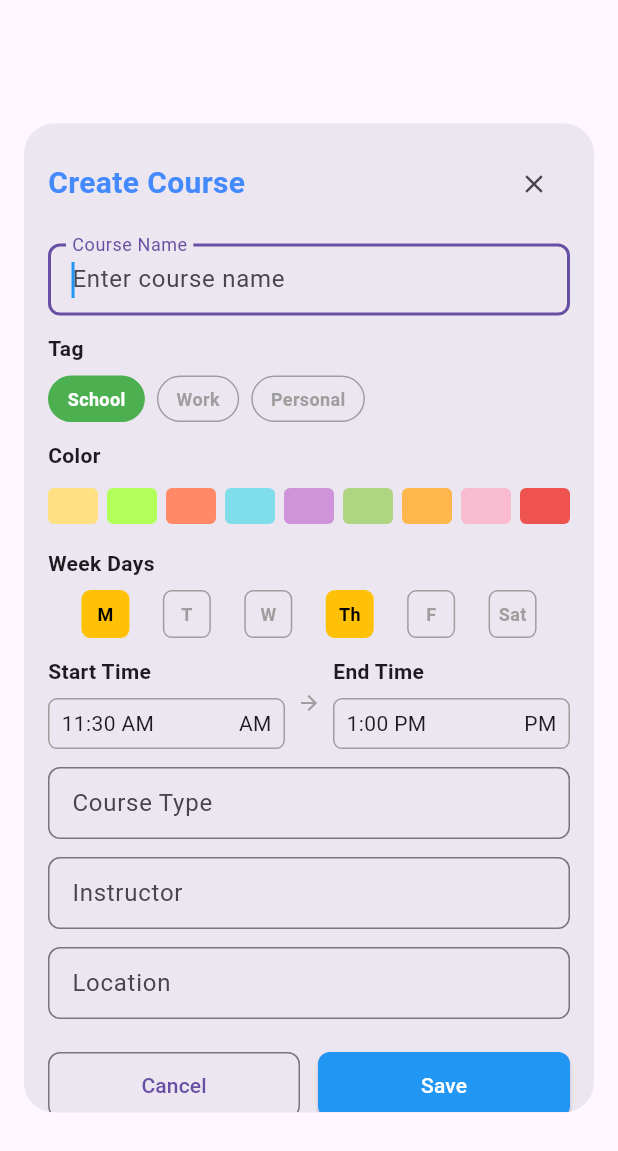
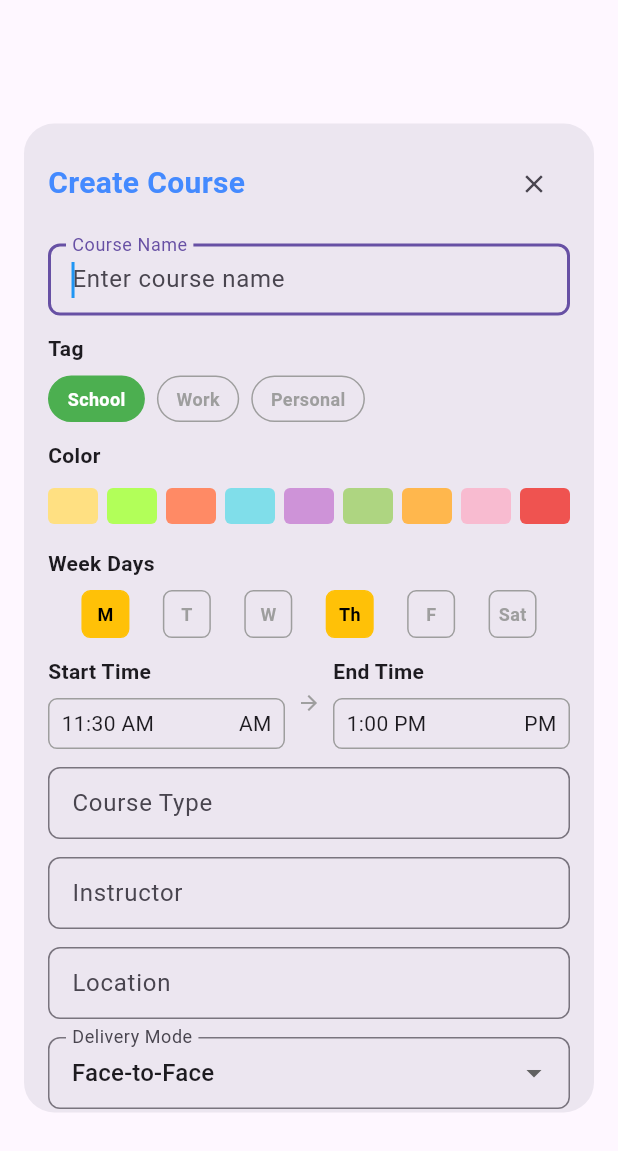
Before and after one commit to shaittoo/PlanIt, a Flutter app: the CourseModal widget shown alone on an empty page, opened directly with empty values, on a phone screen of 412 x 824 dp. Shown: the top 1151 px of the screen. Run offline on Flutter 3.47's test engine with Material 3 defaults, Android fonts, the phone set to English and light mode, and no system bars; our stand-ins replace hive, hive_flutter; accounts and stored records are empty.

Commit message:
Added delivery mode choice [Shaina]

```diff
--- a/lib/models/course.dart
+++ b/lib/models/course.dart
@@ -39,6 +39,9 @@ class Course {
   @HiveField(10)
   final String tag;
 
+  @HiveField(11)
+  final String deliveryMode; // 'online' or 'face-to-face'
+
   Course({
     String? id,
     required this.name,
@@ -51,6 +54,7 @@ class Course {
     required this.color,
     required this.scheduleId,
     required this.tag,
+    this.deliveryMode = 'face-to-face',
   }) : id = id ?? const Uuid().v4();
 
   Map<String, dynamic> toMap() {
@@ -68,6 +72,7 @@ class Course {
       'color': color.value.toString(),
       'scheduleId': scheduleId,
       'tag': tag,
+      'deliveryMode': deliveryMode,
     };
   }
 
@@ -90,6 +95,7 @@ class Course {
       color: Color(int.parse(map['color'])),
       scheduleId: map['scheduleId'],
       tag: map['tag'],
+      deliveryMode: map['deliveryMode'] ?? 'face-to-face',
     );
   }
 
--- a/lib/screens/modals/course_modal.dart
+++ b/lib/screens/modals/course_modal.dart
@@ -29,8 +29,10 @@ class _CourseModalState extends State<CourseModal> {
   late TimeOfDay endTime;
   late Set<String> selectedDays;
   late String selectedTag;
+  late String selectedDeliveryMode;
 
   final List<String> tagOptions = ['School', 'Work', 'Personal'];
+  final List<String> deliveryModeOptions = ['Face-to-Face', 'Online'];
   final List<Color> colorOptions = [
     const Color(0xFFFFE082),
     const Color(0xFFB2FF59),
@@ -59,6 +61,7 @@ class _CourseModalState extends State<CourseModal> {
       endTime = widget.course!.endTime;
       selectedDays = Set.from(widget.course!.weekDays);
       selectedTag = widget.course!.tag;
+      selectedDeliveryMode = widget.course!.deliveryMode;
     } else {
       _titleController = TextEditingController();
       _courseTypeController = TextEditingController();
@@ -69,6 +72,7 @@ class _CourseModalState extends State<CourseModal> {
       endTime = const TimeOfDay(hour: 13, minute: 0);
       selectedDays = {'M', 'Th'};
       selectedTag = 'School';
+      selectedDeliveryMode = 'Face-to-Face';
     }
   }
 
@@ -106,6 +110,7 @@ class _CourseModalState extends State<CourseModal> {
         color: Color(int.parse('FF$selectedColor', radix: 16)),
         scheduleId: widget.scheduleId,
         tag: selectedTag,
+        deliveryMode: selectedDeliveryMode,
       );
 
       final scheduleService = Provider.of<ScheduleService>(context, listen: false);
@@ -388,6 +393,30 @@ class _CourseModalState extends State<CourseModal> {
                           borderRadius: BorderRadius.circular(8),
                         ),
                       ),
+                    ),
+                    const SizedBox(height: 12),
+                    DropdownButtonFormField<String>(
+                      value: selectedDeliveryMode,
+                      decoration: InputDecoration(
+                        labelText: 'Delivery Mode',
+                        contentPadding: const EdgeInsets.symmetric(horizontal: 12, vertical: 8),
+                        border: OutlineInputBorder(
+                          borderRadius: BorderRadius.circular(8),
+                        ),
+                      ),
+                      items: deliveryModeOptions.map((String mode) {
+                        return DropdownMenuItem<String>(
+                          value: mode,
+                          child: Text(mode),
+                        );
+                      }).toList(),
+                      onChanged: (String? newValue) {
+                        if (newValue != null) {
+                          setState(() {
+                            selectedDeliveryMode = newValue;
+                          });
+                        }
+                      },
                     ),
                     const SizedBox(height: 20),
                     Row(
```
Also changed, not shown: lib/screens/schedule_detail_screen.dart (+8 -0 lines).
